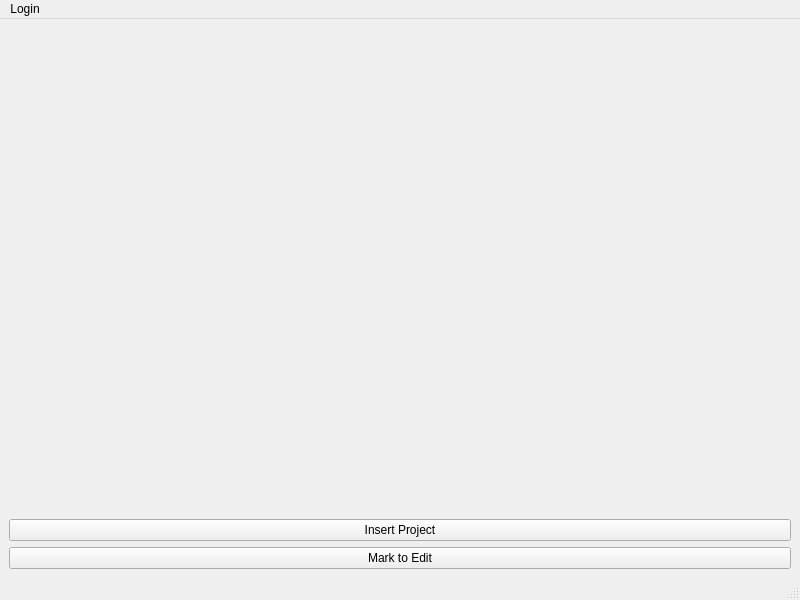
This is Project_project/Forms/mainwindow.ui in bjoernlewe/Software-Engineering as Qt 5 draws it before an edit. The edited form follows.
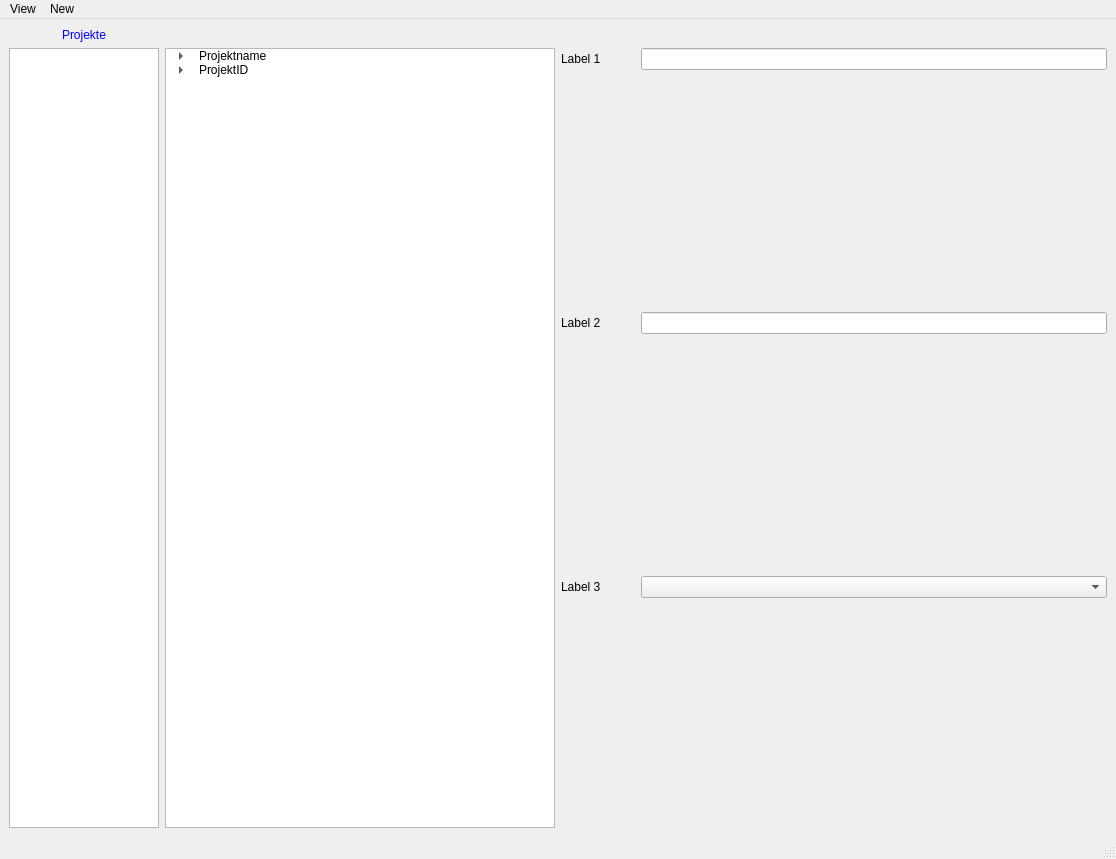
This is the edited form.

Commit message: Horizontal Test finished

What changed in the file:
```diff
--- a/Project_project/Forms/mainwindow.ui
+++ b/Project_project/Forms/mainwindow.ui
@@ -6,8 +6,8 @@
    <rect>
     <x>0</x>
     <y>0</y>
-    <width>800</width>
-    <height>600</height>
+    <width>1116</width>
+    <height>859</height>
    </rect>
   </property>
   <property name="windowTitle">
@@ -15,27 +15,281 @@
   </property>
   <widget class="QWidget" name="centralwidget">
    <layout class="QGridLayout" name="gridLayout_2">
+    <item row="0" column="4">
+     <layout class="QGridLayout" name="ItemGrid" rowstretch="0,0,0,0,0,0,0,0" rowminimumheight="0,0,0,0,0,0,0,0">
+      <property name="sizeConstraint">
+       <enum>QLayout::SetMaximumSize</enum>
+      </property>
+      <property name="leftMargin">
+       <number>0</number>
+      </property>
+      <property name="topMargin">
+       <number>20</number>
+      </property>
+      <property name="rightMargin">
+       <number>0</number>
+      </property>
+      <property name="bottomMargin">
+       <number>0</number>
+      </property>
+      <property name="horizontalSpacing">
+       <number>0</number>
+      </property>
+      <property name="verticalSpacing">
+       <number>30</number>
+      </property>
+      <item row="0" column="2">
+       <widget class="QLineEdit" name="lineEdit_1">
+        <property name="sizePolicy">
+         <sizepolicy hsizetype="Preferred" vsizetype="Preferred">
+          <horstretch>0</horstretch>
+          <verstretch>0</verstretch>
+         </sizepolicy>
+        </property>
+       </widget>
+      </item>
+      <item row="1" column="2">
+       <spacer name="verticalSpacer_2">
+        <property name="orientation">
+         <enum>Qt::Vertical</enum>
+        </property>
+        <property name="sizeType">
+         <enum>QSizePolicy::MinimumExpanding</enum>
+        </property>
+        <property name="sizeHint" stdset="0">
+         <size>
+          <width>20</width>
+          <height>170</height>
+         </size>
+        </property>
+       </spacer>
+      </item>
+      <item row="0" column="0">
+       <widget class="QLabel" name="label_1">
+        <property name="sizePolicy">
+         <sizepolicy hsizetype="Maximum" vsizetype="Preferred">
+          <horstretch>0</horstretch>
+          <verstretch>0</verstretch>
+         </sizepolicy>
+        </property>
+        <property name="maximumSize">
+         <size>
+          <width>80</width>
+          <height>16777215</height>
+         </size>
+        </property>
+        <property name="text">
+         <string>Label 1</string>
+        </property>
+       </widget>
+      </item>
+      <item row="5" column="2">
+       <widget class="QComboBox" name="comboBox">
+        <property name="sizePolicy">
+         <sizepolicy hsizetype="Preferred" vsizetype="Preferred">
+          <horstretch>0</horstretch>
+          <verstretch>0</verstretch>
+         </sizepolicy>
+        </property>
+       </widget>
+      </item>
+      <item row="2" column="2">
+       <widget class="QLineEdit" name="lineEdit_2">
+        <property name="sizePolicy">
+         <sizepolicy hsizetype="Preferred" vsizetype="Preferred">
+          <horstretch>0</horstretch>
+          <verstretch>0</verstretch>
+         </sizepolicy>
+        </property>
+       </widget>
+      </item>
+      <item row="2" column="0">
+       <widget class="QLabel" name="label_2">
+        <property name="sizePolicy">
+         <sizepolicy hsizetype="Maximum" vsizetype="Preferred">
+          <horstretch>0</horstretch>
+          <verstretch>0</verstretch>
+         </sizepolicy>
+        </property>
+        <property name="maximumSize">
+         <size>
+          <width>80</width>
+          <height>16777215</height>
+         </size>
+        </property>
+        <property name="text">
+         <string>Label 2</string>
+        </property>
+       </widget>
+      </item>
+      <item row="5" column="0">
+       <widget class="QLabel" name="label_3">
+        <property name="sizePolicy">
+         <sizepolicy hsizetype="Maximum" vsizetype="Preferred">
+          <horstretch>0</horstretch>
+          <verstretch>0</verstretch>
+         </sizepolicy>
+        </property>
+        <property name="maximumSize">
+         <size>
+          <width>80</width>
+          <height>16777215</height>
+         </size>
+        </property>
+        <property name="text">
+         <string>Label 3</string>
+        </property>
+       </widget>
+      </item>
+      <item row="6" column="2">
+       <spacer name="verticalSpacer">
+        <property name="orientation">
+         <enum>Qt::Vertical</enum>
+        </property>
+        <property name="sizeType">
+         <enum>QSizePolicy::Fixed</enum>
+        </property>
+        <property name="sizeHint" stdset="0">
+         <size>
+          <width>20</width>
+          <height>230</height>
+         </size>
+        </property>
+       </spacer>
+      </item>
+      <item row="3" column="2">
+       <spacer name="verticalSpacer_3">
+        <property name="orientation">
+         <enum>Qt::Vertical</enum>
+        </property>
+        <property name="sizeHint" stdset="0">
+         <size>
+          <width>20</width>
+          <height>80</height>
+         </size>
+        </property>
+       </spacer>
+      </item>
+     </layout>
+    </item>
     <item row="0" column="0">
-     <layout class="QGridLayout" name="gridLayout">
+     <layout class="QGridLayout" name="MenuGrid">
+      <property name="sizeConstraint">
+       <enum>QLayout::SetMaximumSize</enum>
+      </property>
+      <property name="rightMargin">
+       <number>0</number>
+      </property>
       <item row="1" column="0">
-       <widget class="QPushButton" name="insertProject">
-        <property name="text">
-         <string>Insert Project</string>
+       <widget class="QListWidget" name="ProjektList">
+        <property name="sizePolicy">
+         <sizepolicy hsizetype="Maximum" vsizetype="Minimum">
+          <horstretch>0</horstretch>
+          <verstretch>0</verstretch>
+         </sizepolicy>
         </property>
-       </widget>
-      </item>
-      <item row="2" column="0">
-       <widget class="QPushButton" name="MarkToEdit">
-        <property name="text">
-         <string>Mark to Edit</string>
+        <property name="maximumSize">
+         <size>
+          <width>150</width>
+          <height>16777215</height>
+         </size>
         </property>
        </widget>
       </item>
       <item row="0" column="0">
-       <widget class="QStackedWidget" name="stackedWidget">
-        <property name="currentIndex">
-         <number>-1</number>
+       <widget class="QLabel" name="ProjektLabel">
+        <property name="sizePolicy">
+         <sizepolicy hsizetype="Maximum" vsizetype="Maximum">
+          <horstretch>0</horstretch>
+          <verstretch>0</verstretch>
+         </sizepolicy>
         </property>
+        <property name="maximumSize">
+         <size>
+          <width>150</width>
+          <height>16777215</height>
+         </size>
+        </property>
+        <property name="autoFillBackground">
+         <bool>false</bool>
+        </property>
+        <property name="text">
+         <string>&lt;html&gt;&lt;head/&gt;&lt;body&gt;&lt;p&gt;&lt;span style=&quot; color:#0000ff;&quot;&gt;Projekte&lt;/span&gt;&lt;/p&gt;&lt;/body&gt;&lt;/html&gt;</string>
+        </property>
+        <property name="alignment">
+         <set>Qt::AlignCenter</set>
+        </property>
+       </widget>
+      </item>
+      <item row="1" column="1">
+       <widget class="QTreeWidget" name="ProjektTree">
+        <property name="sizePolicy">
+         <sizepolicy hsizetype="Preferred" vsizetype="Expanding">
+          <horstretch>0</horstretch>
+          <verstretch>0</verstretch>
+         </sizepolicy>
+        </property>
+        <property name="maximumSize">
+         <size>
+          <width>500</width>
+          <height>16777215</height>
+         </size>
+        </property>
+        <property name="editTriggers">
+         <set>QAbstractItemView::CurrentChanged</set>
+        </property>
+        <property name="indentation">
+         <number>30</number>
+        </property>
+        <property name="uniformRowHeights">
+         <bool>false</bool>
+        </property>
+        <property name="animated">
+         <bool>true</bool>
+        </property>
+        <attribute name="headerVisible">
+         <bool>false</bool>
+        </attribute>
+        <column>
+         <property name="text">
+          <string>Projekt</string>
+         </property>
+        </column>
+        <item>
+         <property name="text">
+          <string>Projektname</string>
+         </property>
+         <item>
+          <property name="text">
+           <string>Beschreibung</string>
+          </property>
+         </item>
+         <item>
+          <property name="text">
+           <string>Hintergrund</string>
+          </property>
+         </item>
+         <item>
+          <property name="text">
+           <string>Status</string>
+          </property>
+         </item>
+        </item>
+        <item>
+         <property name="text">
+          <string>ProjektID</string>
+         </property>
+         <item>
+          <property name="text">
+           <string>GruppenID</string>
+          </property>
+         </item>
+         <item>
+          <property name="text">
+           <string>OrganisationID</string>
+          </property>
+         </item>
+        </item>
        </widget>
       </item>
      </layout>
@@ -47,18 +301,24 @@
     <rect>
      <x>0</x>
      <y>0</y>
-     <width>800</width>
+     <width>1116</width>
      <height>21</height>
     </rect>
    </property>
    <widget class="QMenu" name="menuLogin">
     <property name="title">
-     <string>Login</string>
+     <string>View</string>
     </property>
-    <addaction name="actionStudent"/>
-    <addaction name="actionDozent"/>
+    <addaction name="actionLog_Out"/>
+   </widget>
+   <widget class="QMenu" name="menuNew">
+    <property name="title">
+     <string>New</string>
+    </property>
+    <addaction name="actionGruppe"/>
    </widget>
    <addaction name="menuLogin"/>
+   <addaction name="menuNew"/>
   </widget>
   <widget class="QStatusBar" name="statusbar"/>
   <action name="actionStudent">
```
Left out of the diff: 8 changed lines with no effect on the pictures. The commit also changes 13 other files.
